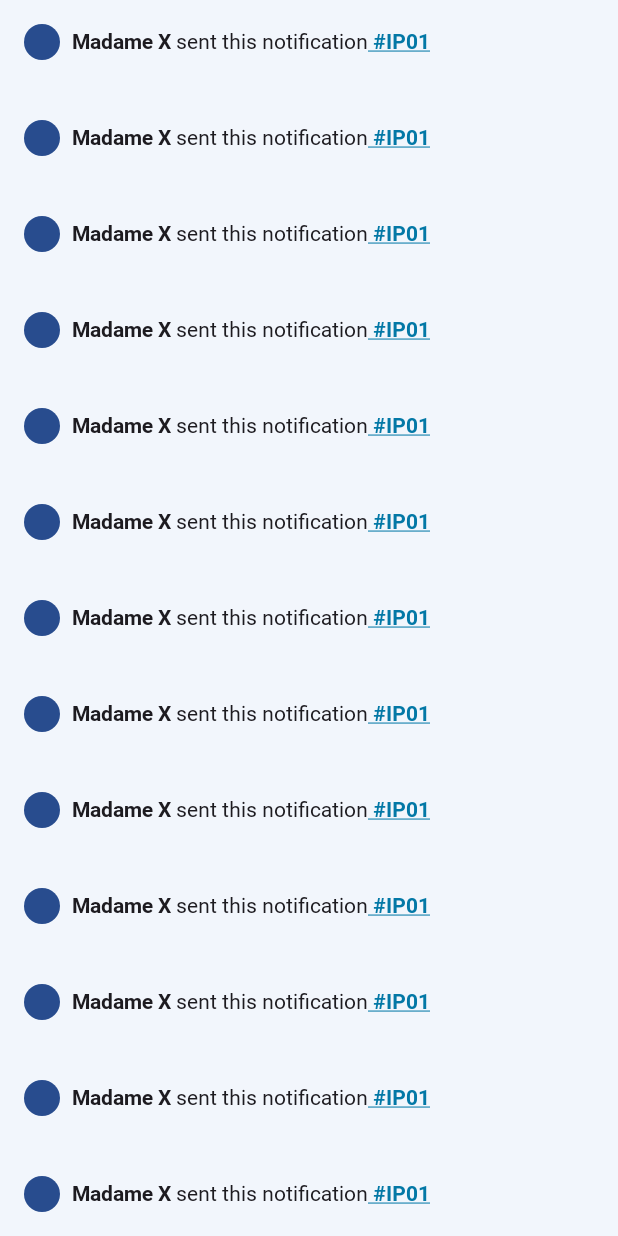
After one commit to khiari-youssef/SesameStudentLife, an Android app built with Jetpack Compose: the composable NotificationsScreen shown on its own in the app's theme, on a phone screen of 412 x 824 dp. The commit adds this screen. Run offline under Robolectric (Android 15) with nearby library versions, the phone set to English and light mode, and no system bars; Roboto replaces fonts that are not available here.

Commit message:
+ notifications screen (experiments)

```diff
--- /dev/null
+++ b/androidApp/src/main/java/tn/sesame/spm/android/ui/notifications/NotificationItem.kt
@@ -0,0 +1,96 @@
+import androidx.compose.foundation.background
+import androidx.compose.foundation.layout.Arrangement
+import androidx.compose.foundation.layout.Column
+import androidx.compose.foundation.layout.Row
+import androidx.compose.foundation.layout.fillMaxWidth
+import androidx.compose.foundation.layout.padding
+import androidx.compose.foundation.text.ClickableText
+import androidx.compose.material3.MaterialTheme
+import androidx.compose.material3.Text
+import androidx.compose.runtime.Composable
+import androidx.compose.ui.Alignment
+import androidx.compose.ui.Modifier
+import androidx.compose.ui.text.SpanStyle
+import androidx.compose.ui.text.TextStyle
+import androidx.compose.ui.text.buildAnnotatedString
+import androidx.compose.ui.text.font.FontWeight
+import androidx.compose.ui.text.style.TextDecoration
+import androidx.compose.ui.text.withStyle
+import androidx.compose.ui.tooling.preview.Preview
+import androidx.compose.ui.unit.dp
+import androidx.compose.ui.unit.sp
+import tn.sesame.designsystem.SesameFontFamilies
+import tn.sesame.spm.android.R
+
+
+@Preview
+@Composable
+fun NotificationItem(
+    modifier: Modifier = Modifier
+) {
+ Column(
+     modifier = modifier
+         .background(
+             color = MaterialTheme.colorScheme.surfaceVariant
+         )
+         .padding(16.dp),
+     horizontalAlignment = Alignment.Start,
+     verticalArrangement = Arrangement.spacedBy(
+         8.dp,Alignment.CenterVertically
+     )
+ ) {
+     val notificationContent = buildAnnotatedString {
+         withStyle(SpanStyle(
+             fontFamily = SesameFontFamilies.MainBoldFontFamily,
+             fontWeight = FontWeight.W700
+         )){
+             append("Madame X")
+         }
+         append(" sent this notification")
+         withStyle(SpanStyle(
+             fontFamily = SesameFontFamilies.MainBoldFontFamily,
+             fontWeight = FontWeight.W700,
+             color = MaterialTheme.colorScheme.primary,
+             textDecoration = TextDecoration.Underline
+         )){
+             append(" #IP01")
+         }
+     }
+     Row(
+       modifier = Modifier,
+      verticalAlignment = Alignment.CenterVertically,
+         horizontalArrangement = Arrangement.spacedBy(
+             8.dp,Alignment.CenterHorizontally
+         )
+     ) {
+       SesameCircleImageM(
+           uri = "",
+           placeholderRes = tn.sesame.designsystem.R.drawable.profile_placeholder ,
+           errorRes = tn.sesame.designsystem.R.drawable.profile_placeholder
+       )
+       ClickableText(
+           modifier = Modifier
+               .fillMaxWidth(),
+             text = notificationContent,
+             style = TextStyle(
+                 fontSize = 14.sp,
+                 fontFamily = SesameFontFamilies.MainRegularFontFamily,
+                 fontWeight = FontWeight(400),
+                 color = MaterialTheme.colorScheme.onBackground,
+             ),
+           onClick = { offset->
+
+           }
+        )
+     }
+     Row(
+         modifier = Modifier,
+         verticalAlignment = Alignment.CenterVertically,
+         horizontalArrangement = Arrangement.spacedBy(
+             8.dp,Alignment.CenterHorizontally
+         )
+     ) {
+
+     }
+ }
+}
--- /dev/null
+++ b/androidApp/src/main/java/tn/sesame/spm/android/ui/notifications/NotificationsScreen.kt
@@ -0,0 +1,20 @@
+import androidx.compose.foundation.lazy.LazyColumn
+import androidx.compose.foundation.lazy.rememberLazyListState
+import androidx.compose.runtime.Composable
+import androidx.compose.ui.Modifier
+
+@Composable
+fun NotificationsScreen(
+    modifier: Modifier = Modifier
+) {
+ val listState = rememberLazyListState()
+LazyColumn(
+    modifier = modifier,
+    state = listState
+){
+    items(20) {
+        NotificationItem()
+    }
+}
+
+}
--- a/androidApp/src/main/java/tn/sesame/spm/android/ui/profile/UserProfileDetails.kt
+++ b/androidApp/src/main/java/tn/sesame/spm/android/ui/profile/UserProfileDetails.kt
@@ -129,7 +129,7 @@ fun UserProfileDetails(
                     )
                 ){
                     pushStringAnnotation(tag = "emailTag", annotation = sesameUser.email)
-                    append("ahmed@sesame.com.tn")
+                    append(sesameUser.email)
                 }
             }
             onProfileEmailClicked?.run {
```
Also changed, not shown: androidApp/src/main/java/tn/sesame/spm/android/ui/home/HomeScreen.kt (+7 -10 lines), shared/src/commonMain/kotlin/tn/sesame/spm/domain/entities/SesameUser.kt (+6 -3 lines).
